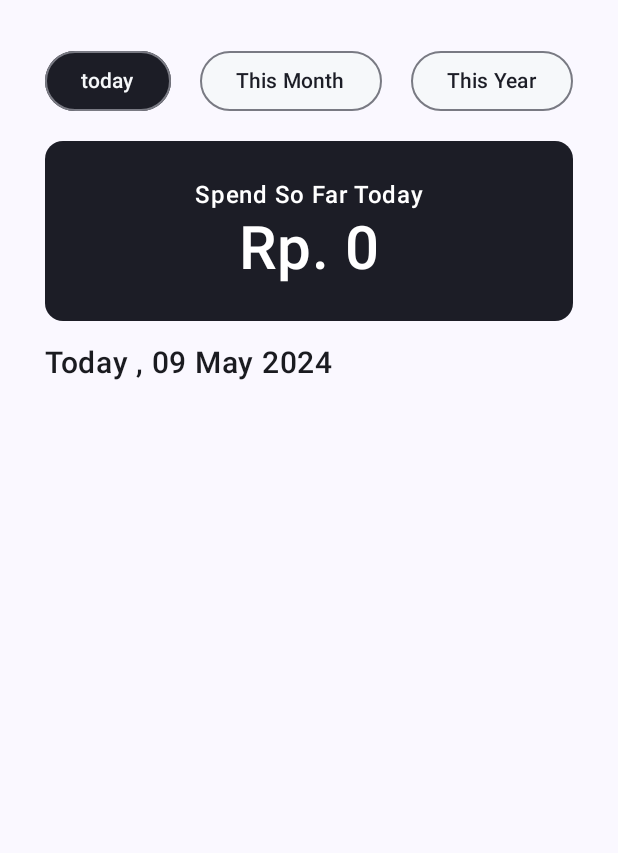
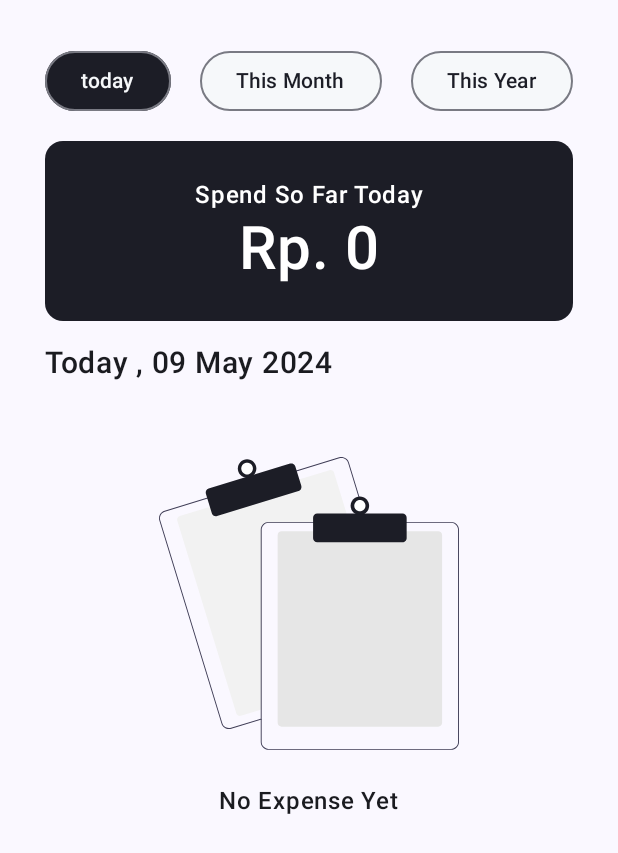
Before and after one commit to MuhammadRadifa/expense-tracker-app, an Android app built with Jetpack Compose: the composable HomeScreen shown on its own in the app's theme, on a phone screen of 412 x 824 dp. Shown: the top 853 px of the screen. Run offline under Robolectric (Android 15) with nearby library versions, the light colour scheme and no system bars; 2 statements that could not run were skipped.

Commit message:
add empty data handle

```diff
--- a/app/src/main/java/com/example/expensetrackerapp/ui/screen/home/HomeScreen.kt
+++ b/app/src/main/java/com/example/expensetrackerapp/ui/screen/home/HomeScreen.kt
@@ -1,5 +1,6 @@
 package com.example.expensetrackerapp.ui.screen.home
 
+import androidx.compose.foundation.Image
 import androidx.compose.foundation.background
 import androidx.compose.foundation.clickable
 import androidx.compose.foundation.layout.Arrangement
@@ -140,11 +141,27 @@ fun ListSummary(viewModel:MainViewModel, expenseList: State<List<Expense>>){
             fontSize = 20.sp,
             fontWeight = FontWeight.Medium
         )
-
-        LazyColumn{
-            items(expenseList.value, key = {key -> key.id}){
-                expense ->
-                CardItem(expense, viewModel)
+        if(expenseList.value.isEmpty()){
+            Column(horizontalAlignment = Alignment.CenterHorizontally, modifier = Modifier.fillMaxWidth()) {
+                Spacer(modifier = Modifier.height(48.dp))
+                Image(
+                    painter = painterResource(id = R.drawable.undraw_no_data_re_kwbl),
+                    contentDescription = "No Expense Yet",
+                    modifier = Modifier.size(200.dp)
+                )
+                Spacer(modifier = Modifier.height(20.dp))
+                Text(
+                    text = "No Expense Yet",
+                    fontSize = 16.sp,
+                    fontWeight = FontWeight.SemiBold
+                )
+            }
+        }else{
+            LazyColumn{
+                items(expenseList.value, key = {key -> key.id}){
+                        expense ->
+                    CardItem(expense, viewModel)
+                }
             }
         }
     }
--- a/app/src/main/java/com/example/expensetrackerapp/ui/screen/summary/SummaryScreen.kt
+++ b/app/src/main/java/com/example/expensetrackerapp/ui/screen/summary/SummaryScreen.kt
@@ -1,5 +1,6 @@
 package com.example.expensetrackerapp.ui.screen.summary
 
+import androidx.compose.foundation.Image
 import androidx.compose.foundation.background
 import androidx.compose.foundation.layout.Arrangement
 import androidx.compose.foundation.layout.Column
@@ -66,7 +67,25 @@ fun SummaryScreen(innerPadding:PaddingValues = PaddingValues(20.dp),viewModel: M
         Spacer(Modifier.height(16.dp))
         Tabs(tabIndex)
         Spacer(Modifier.height(16.dp))
-        SummaryList(expenseList)
+        if (expenseList.value.isEmpty()){
+            Column(horizontalAlignment = Alignment.CenterHorizontally, modifier = Modifier.fillMaxWidth()) {
+                Spacer(modifier = Modifier.height(48.dp))
+                Image(
+                    painter = painterResource(id = R.drawable.undraw_no_data_re_kwbl),
+                    contentDescription = "No Expense Yet",
+                    modifier = Modifier.size(200.dp)
+                )
+                Spacer(modifier = Modifier.height(20.dp))
+                Text(
+                    text = "No Expense Yet",
+                    fontSize = 16.sp,
+                    fontWeight = FontWeight.SemiBold
+                )
+            }
+        }else{
+            SummaryList(expenseList)
+        }
+
     }
 }
 
--- /dev/null
+++ b/app/src/main/res/drawable/undraw_no_data_re_kwbl.xml
@@ -0,0 +1,36 @@
+<vector xmlns:android="http://schemas.android.com/apk/res/android"
+    android:width="647.64dp"
+    android:height="632.17dp"
+    android:viewportWidth="647.64"
+    android:viewportHeight="632.17">
+  <path
+      android:pathData="M411.15,142.17L236.64,142.17a15.02,15.02 0,0 0,-15 15v387.85l-2,0.61 -42.81,13.11a8.01,8.01 0,0 1,-9.99 -5.31L39.5,137.48a8,8 0,0 1,5.31 -9.99l65.97,-20.2 191.25,-58.54 65.97,-20.2a7.99,7.99 0,0 1,9.99 5.3l32.55,106.32Z"
+      android:fillColor="#f2f2f2"/>
+  <path
+      android:pathData="M449.23,140.17l-39.23,-128.14a16.99,16.99 0,0 0,-21.23 -11.28l-92.75,28.39L104.78,87.69l-92.75,28.4a17.02,17.02 0,0 0,-11.28 21.23l134.08,437.93a17.03,17.03 0,0 0,16.26 12.03,16.79 16.79,0 0,0 4.97,-0.75l63.58,-19.46 2,-0.62v-2.09l-2,0.61 -64.17,19.65a15.01,15.01 0,0 1,-18.73 -9.95l-134.07,-437.94a14.98,14.98 0,0 1,9.95 -18.73l92.75,-28.4 191.24,-58.54 92.75,-28.4a15.16,15.16 0,0 1,4.41 -0.66,15.01 15.01,0 0,1 14.32,10.61l39.05,127.56 0.62,2h2.08Z"
+      android:fillColor="#3f3d56"/>
+  <path
+      android:pathData="M122.68,127.82a9.02,9.02 0,0 1,-8.61 -6.37l-12.88,-42.07a9,9 0,0 1,5.97 -11.24l175.94,-53.86a9.01,9.01 0,0 1,11.24 5.97l12.88,42.07a9.01,9.01 0,0 1,-5.97 11.24L125.31,127.43A8.98,8.98 0,0 1,122.68 127.82Z"
+      android:fillColor="@color/background"/>
+  <path
+      android:pathData="M190.15,24.95m-20,0a20,20 0,1 1,40 0a20,20 0,1 1,-40 0"
+      android:fillColor="@color/background"/>
+  <path
+      android:pathData="M190.15,24.95m-12.66,0a12.66,12.66 0,1 1,25.33 0a12.66,12.66 0,1 1,-25.33 0"
+      android:fillColor="#fff"/>
+  <path
+      android:pathData="M602.64,582.17h-338a8.51,8.51 0,0 1,-8.5 -8.5v-405a8.51,8.51 0,0 1,8.5 -8.5h338a8.51,8.51 0,0 1,8.5 8.5v405A8.51,8.51 0,0 1,602.64 582.17Z"
+      android:fillColor="#e6e6e6"/>
+  <path
+      android:pathData="M447.14,140.17h-210.5a17.02,17.02 0,0 0,-17 17v407.8l2,-0.61v-407.19a15.02,15.02 0,0 1,15 -15L447.76,142.17ZM630.64,140.17h-394a17.02,17.02 0,0 0,-17 17v458a17.02,17.02 0,0 0,17 17h394a17.02,17.02 0,0 0,17 -17v-458A17.02,17.02 0,0 0,630.64 140.17ZM645.64,615.17a15.02,15.02 0,0 1,-15 15h-394a15.02,15.02 0,0 1,-15 -15v-458a15.02,15.02 0,0 1,15 -15h394a15.02,15.02 0,0 1,15 15Z"
+      android:fillColor="#3f3d56"/>
+  <path
+      android:pathData="M525.64,184.17h-184a9.01,9.01 0,0 1,-9 -9v-44a9.01,9.01 0,0 1,9 -9h184a9.01,9.01 0,0 1,9 9v44A9.01,9.01 0,0 1,525.64 184.17Z"
+      android:fillColor="@color/background"/>
+  <path
+      android:pathData="M433.64,105.17m-20,0a20,20 0,1 1,40 0a20,20 0,1 1,-40 0"
+      android:fillColor="@color/background"/>
+  <path
+      android:pathData="M433.64,105.17m-12.18,0a12.18,12.18 0,1 1,24.36 0a12.18,12.18 0,1 1,-24.36 0"
+      android:fillColor="#fff"/>
+</vector>
```
